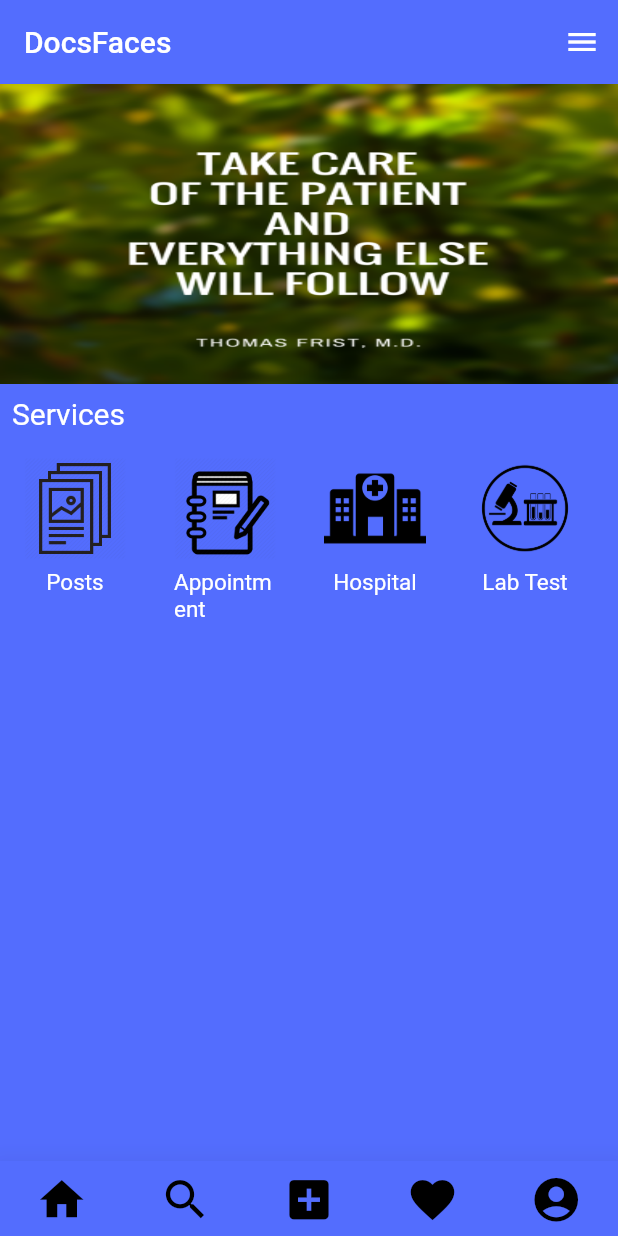
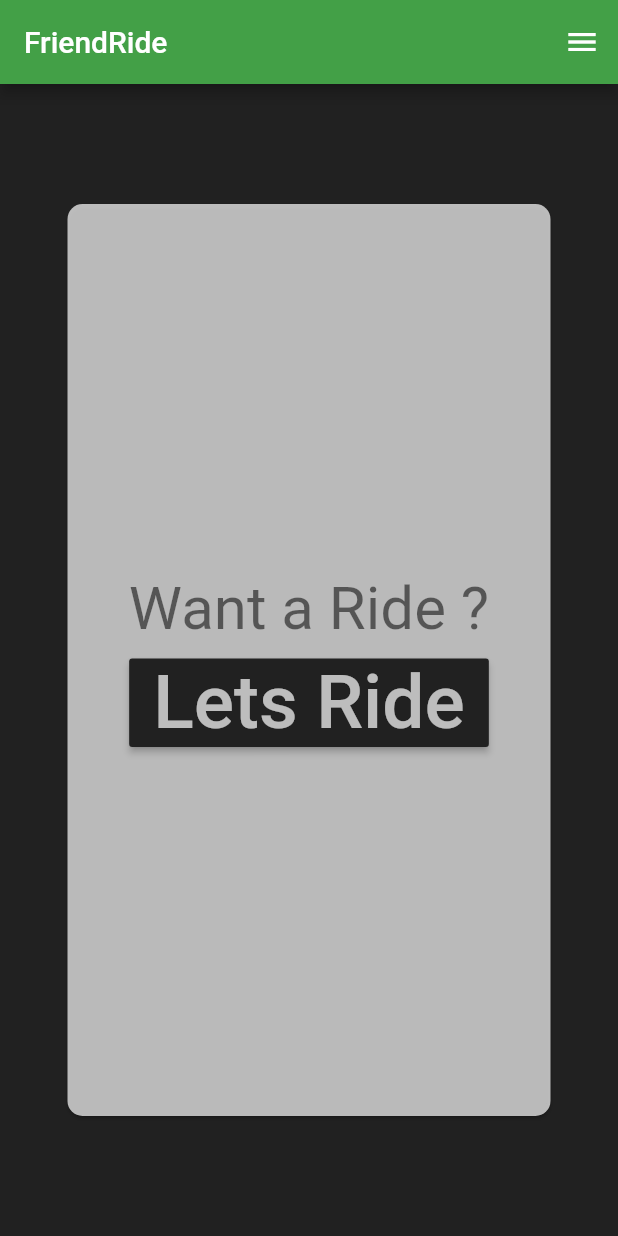
Before and after one commit to vrajraj/friendRide, a Flutter app: the HomePage screen opened directly, on a phone screen of 412 x 824 dp. Run offline on Flutter 3.47's test engine with Material 2 defaults, Android fonts, the phone set to English and light mode, and no system bars; drawn by our look-alikes of carousel_pro; our stand-ins replace firebase_auth, flutter_signin_button, font_awesome_flutter, google_sign_in; accounts and stored records are empty.

Commit message:
//final changes

```diff
--- a/lib/home_page.dart
+++ b/lib/home_page.dart
@@ -1,10 +1,11 @@
 import 'package:flutter/material.dart';
+import 'package:login/request.dart';
 import 'package:login/components/Horizontal_ListView.dart';
 import 'package:login/auth.dart';
 import 'package:carousel_pro/carousel_pro.dart';
 import 'package:login/pages/posts.dart';
-import 'package:login/login_page.dart';
 import 'package:login/pages/page.dart';
+import 'package:login/pages/friends.dart';
 
 class HomePage extends StatefulWidget {
   HomePage({this.auth, this.onSignOut});
@@ -35,91 +36,69 @@ class _HomePageState extends State<HomePage> {
     //main part
 
 
-    Widget imageSlider = new Container(
-      height: 200.0,
-      child:new Carousel(
-        boxFit: BoxFit.fill,
-        images: [
-          AssetImage('assets/ad1.png'),
-          AssetImage('assets/ad2.jpg'),
-          AssetImage('assets/ad3.jpg'),
-          AssetImage('assets/ad4.png'),
-
-        ],
-        autoplay: true,
-        showIndicator: false,
-        autoplayDuration: Duration(seconds: 12),
-
-      ),
-    );
        return Scaffold(
-        backgroundColor: Colors.indigoAccent,
+        backgroundColor: Colors.grey[900],
         appBar: AppBar(
-        backgroundColor: Colors.indigoAccent,
-        title: Text("DocsFaces"),
+        backgroundColor: Colors.green[600],
+        title: Text("FriendRide",style: TextStyle(color: Colors.white),),
     ),
     endDrawer:
     new Drawer(
+
     child:
     new ListView(
     children: <Widget>[
     new ListTile(
-    title: Text("Appointment", style: new TextStyle(fontSize: 16,color: Colors.black ),),
+    title: Text("Friends", style: new TextStyle(fontSize: 16,color: Colors.black ),),
     trailing: new Icon(Icons.local_hospital),
-    onTap: ()=> Navigator.pushReplacement(context,new  MaterialPageRoute(builder: (context) => new HomePage()),),
-    ),
-    Divider(
-    color: Colors.lightBlue,
-    height:50.0,
-    ),
-    new ListTile(
-    title: Text("Blogs", style: new TextStyle(fontSize: 16,color: Colors.black ),),
-    trailing: new Icon(Icons.assignment),
-    onTap: ()=> Navigator.pushReplacement(context,new  MaterialPageRoute(builder: (context) => new HomePage())),
+    onTap: ()=> Navigator.push(context,new  MaterialPageRoute(builder: (context) => new friends()),),
     ),
        Divider(color: Colors.lightBlue,
     height:50.0,),
     new ListTile(
-    title: Text("Settings", style: new TextStyle(fontSize: 16,color: Colors.black ),),
+      onTap: ()=> Navigator.push(context,new  MaterialPageRoute(builder: (context) => new request()),),
+    title: Text("Request", style: new TextStyle(fontSize: 16,color: Colors.black ),),
     trailing: new Icon(Icons.settings),
     ),
     Divider(color: Colors.lightBlue,
     height:50.0,),
-    new ListTile(
+    InkWell(onTap:_signOut,child:ListTile(
       title: Text("Logout", style: new TextStyle(fontSize: 16,color: Colors.black ),),
       trailing: new Icon(Icons.call_made),
-    onTap: ()=> _signOut,
-    ),
+    ), ),
     ],
     ),
     ),
-    body: new ListView(
+    body:
+    Card(
+      color: Colors.white70,
+      shape: RoundedRectangleBorder(borderRadius: BorderRadius.all(Radius.circular(10.0))),
+      margin: EdgeInsets.only(top: 80,
+      right: 45,left: 45,bottom: 80),
+      child: Column(
+        mainAxisAlignment: MainAxisAlignment.center,
         children: <Widget>[
-    imageSlider,
-    Padding(padding: const EdgeInsets.all(8.0),
-    child: Text('Services',style: TextStyle(color: Colors.white,fontSize:20),),
+          Center(
+            child:
+              Column(
+                children: <Widget>[
+                  Text('Want a Ride ?',style: TextStyle(color: Colors.black54,fontSize: 40.0)),
+                Padding(padding: EdgeInsets.all(5.0)),
+                  RaisedButton(
+                    onPressed:()=> Navigator.push(context,new  MaterialPageRoute(builder: (context) => new friends()),),
+                      color: Colors.grey[900],
+                    child: Text('Lets Ride',style: TextStyle(color: Colors.white70,fontSize: 50.0),),
+                  )
+                ],
+
               ),
-    horizontalList()
+
+          )
         ],
       ),
-    bottomNavigationBar: new  Container(
-    color: Colors.indigoAccent,
-    height: 50.0,
-    child: new BottomAppBar(
-    color: Colors.indigoAccent,
-    elevation: 20.0,
-    child: new Row(
-    mainAxisAlignment: MainAxisAlignment.spaceAround,
-    children: <Widget>[
-    new IconButton(icon: Icon(Icons.home),iconSize: 35, color: Colors.black, onPressed:(){}),
-    new IconButton(icon: Icon(Icons.search),iconSize: 35,color: Colors.black, onPressed:(){}),
-    new IconButton(icon: Icon(Icons.add_box),iconSize: 35,color: Colors.black, onPressed:(){Navigator.push(context, MaterialPageRoute(builder: (context)=> new posts()));}),
-    new IconButton(icon: Icon(Icons.favorite),iconSize: 35,color: Colors.black, onPressed:(){}),
-    new IconButton(icon: Icon(Icons.account_circle),iconSize: 35,color: Colors.black, onPressed:(){}),
-    ],
-    ),
-    ),
-    ),
+    )
+
+
     );
   }
 }
--- a/lib/login_page.dart
+++ b/lib/login_page.dart
@@ -312,7 +312,7 @@ class _LoginPageState extends State<LoginPage> {
             shrinkWrap: true,
             children: <Widget>[
               CircleAvatar(
-                child: Text("DocsFaces",
+                child: Text("FriendRide",
                   style: TextStyle(color: Colors.white, fontSize: 25.0),),
                 backgroundColor: Colors.indigoAccent,
                 radius: 70.0,
--- a/lib/root_page.dart
+++ b/lib/root_page.dart
@@ -2,6 +2,7 @@ import 'package:flutter/material.dart';
 import 'package:login/auth.dart';
 import 'package:login/login_page.dart';
 import 'package:login/home_page.dart';
+import 'package:login/pages/page.dart';
 
 class RootPage extends StatefulWidget {
   RootPage({Key key, this.auth}) : super(key: key);
--- a/pubspec.yaml
+++ b/pubspec.yaml
@@ -39,12 +39,17 @@ flutter:
    - assets/ad4.png
    - assets/atul.jpg
    - assets/a1.jpg
+   - assets/Photo from Vrajraj Gohil.jpg
+   - assets/IMG20190423163553.jpg
+   - assets/IMG-20190624-WA0014.jpg
    - assets/a2.jpg
    - assets/a3.jpg
    - assets/icons/Appointment.png
    - assets/icons/hospital.png
    - assets/icons/lab.png
    - assets/icons/posts.png
+   - assets/icons/splash.png
+   - assets/icons/logo.png
   #  - images/a_dot_ham.jpeg
 
   # An image asset can refer to one or more resolution-specific "variants", see
```
Also changed, not shown: lib/Splashpage.dart (+3 -7 lines), lib/pages/friends.dart (added, +165 -0 lines), lib/pages/page.dart (+8 -37 lines), lib/request.dart (added, +54 -0 lines), lib/send.dart (added, +19 -0 lines), assets/IMG-20190624-WA0014.jpg (added), assets/Photo from Vrajraj Gohil.jpg (added), assets/icons/logo.PNG (added), assets/icons/splash.PNG (added), 9 other files. Lines whose indentation alone changed are shown as unchanged.
